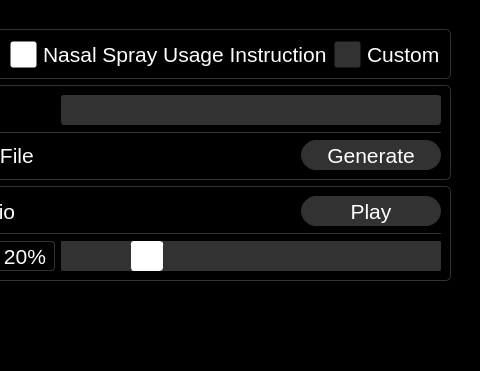
This is qt_design/main_window.ui in zyl120/Naloxone_Safety_Kit as Qt 5 draws it before an edit; both pictures show x 320 to 800 and y 0 to 371 of the 800 by 480 pixel window. The edited form follows.
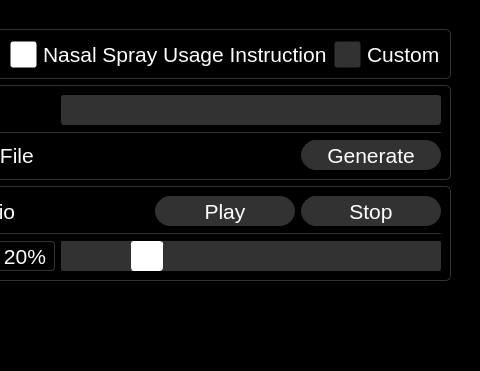
This is the edited form. Icons and pictures are not drawn.

Commit message: fix alarm worker by using pkill to stop the alarm

Patch:
```diff
--- a/qt_design/main_window.ui
+++ b/qt_design/main_window.ui
@@ -2509,6 +2509,40 @@
                        </property>
                       </widget>
                      </item>
+                     <item>
+                      <widget class="QPushButton" name="stop_test_alarm_pushbutton">
+                       <property name="sizePolicy">
+                        <sizepolicy hsizetype="Fixed" vsizetype="Fixed">
+                         <horstretch>0</horstretch>
+                         <verstretch>0</verstretch>
+                        </sizepolicy>
+                       </property>
+                       <property name="minimumSize">
+                        <size>
+                         <width>140</width>
+                         <height>30</height>
+                        </size>
+                       </property>
+                       <property name="maximumSize">
+                        <size>
+                         <width>140</width>
+                         <height>30</height>
+                        </size>
+                       </property>
+                       <property name="font">
+                        <font>
+                         <pointsize>16</pointsize>
+                        </font>
+                       </property>
+                       <property name="styleSheet">
+                        <string notr="true">QPushButton{color: white; background-color: rgb(50,50,50); border-radius:15px;border-color: rgb(50,50,50);border-width: 1px;border-style: solid;}
+QPushButton:pressed{color: white; background-color: rgb(25,25,25); border-radius:15px;border-color: rgb(25,25,25);border-width: 1px;border-style: solid;}</string>
+                       </property>
+                       <property name="text">
+                        <string>Stop</string>
+                       </property>
+                      </widget>
+                     </item>
                     </layout>
                    </item>
                    <item>
```
The commit also changes 4 other files.
